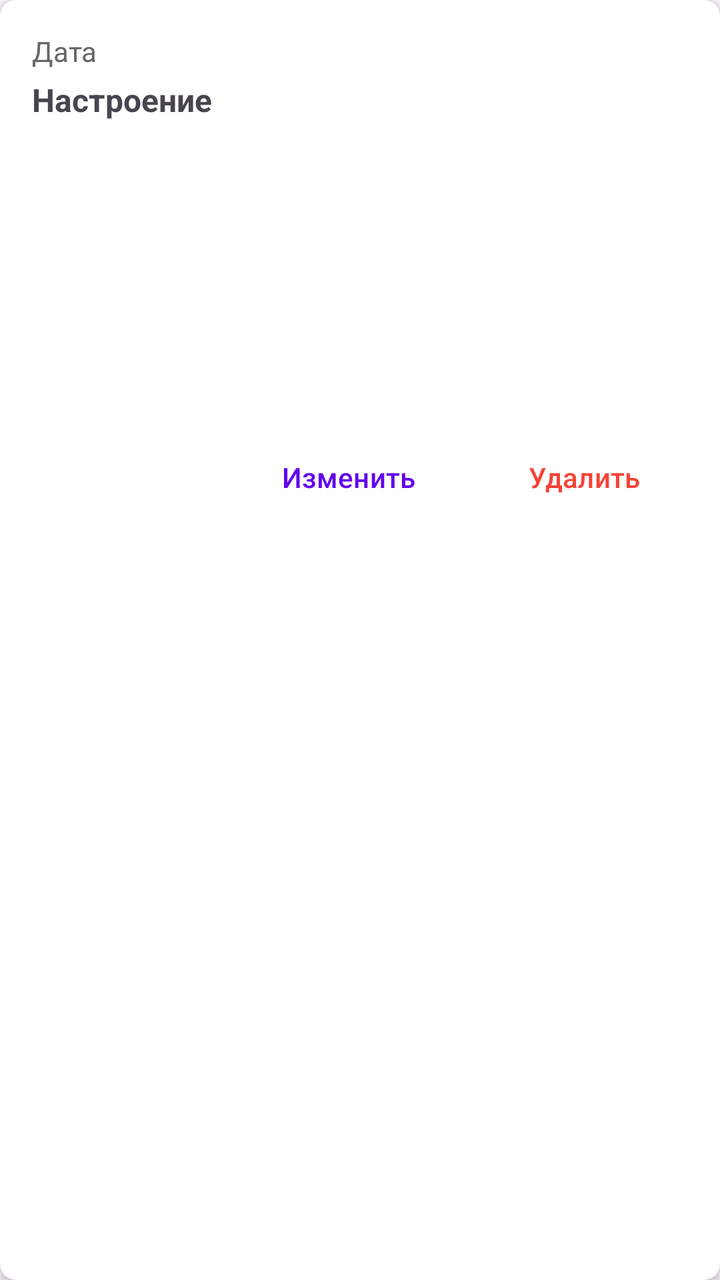
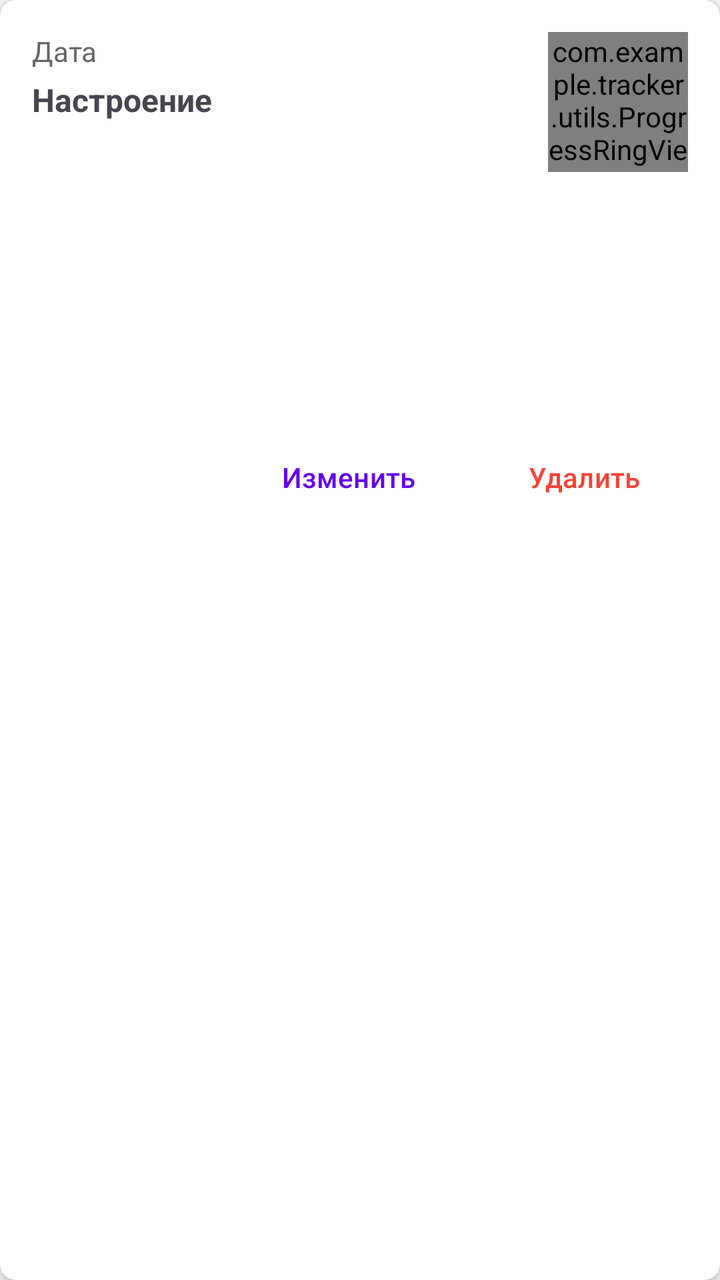

Screens rendered from an Android XML layout before and after an edit, with the pre-edit source and the edit as a unified diff.
<!-- AndroidManifest.xml: application theme Theme.Tracker -->
<!-- res/layout/item_record.xml -->
<?xml version="1.0" encoding="utf-8"?>
<androidx.cardview.widget.CardView xmlns:android="http://schemas.android.com/apk/res/android"
    xmlns:app="http://schemas.android.com/apk/res-auto"
    android:layout_width="match_parent"
    android:layout_height="wrap_content"
    android:layout_margin="8dp"
    app:cardCornerRadius="8dp"
    app:cardElevation="4dp">

    <LinearLayout
        android:layout_width="match_parent"
        android:layout_height="wrap_content"
        android:orientation="vertical"
        android:padding="16dp">

        <TextView
            android:id="@+id/tvDate"
            android:layout_width="wrap_content"
            android:layout_height="wrap_content"
            android:text="Дата"
            android:textSize="14sp"
            android:textColor="#666666" />

        <TextView
            android:id="@+id/tvMood"
            android:layout_width="wrap_content"
            android:layout_height="wrap_content"
            android:text="Настроение"
            android:textSize="16sp"
            android:textStyle="bold"
            android:layout_marginTop="4dp" />

        <TextView
            android:id="@+id/tvCraving"
            android:layout_width="wrap_content"
            android:layout_height="wrap_content"
            android:textSize="14sp"
            android:layout_marginTop="4dp" />

        <TextView
            android:id="@+id/tvWellBeing"
            android:layout_width="wrap_content"
            android:layout_height="wrap_content"
            android:textSize="14sp"
            android:layout_marginTop="4dp" />

        <TextView
            android:id="@+id/tvAmount"
            android:layout_width="wrap_content"
            android:layout_height="wrap_content"
            android:textSize="14sp"
            android:layout_marginTop="4dp" />

        <TextView
            android:id="@+id/tvSleep"
            android:layout_width="wrap_content"
            android:layout_height="wrap_content"
            android:textSize="14sp"
            android:layout_marginTop="4dp" />

        <TextView
            android:id="@+id/tvActivity"
            android:layout_width="wrap_content"
            android:layout_height="wrap_content"
            android:textSize="14sp"
            android:layout_marginTop="4dp" />

        <TextView
            android:id="@+id/tvNotes"
            android:layout_width="wrap_content"
            android:layout_height="wrap_content"
            android:textSize="14sp"
            android:layout_marginTop="8dp" />

        <LinearLayout
            android:layout_width="match_parent"
            android:layout_height="wrap_content"
            android:orientation="horizontal"
            android:gravity="end"
            android:layout_marginTop="12dp">

            <Button
                android:id="@+id/btnEdit"
                android:layout_width="wrap_content"
                android:layout_height="wrap_content"
                android:text="Изменить"
                android:textColor="#6200EE"
                android:background="?attr/selectableItemBackground"
                android:textSize="14sp" />

            <Button
                android:id="@+id/btnDelete"
                android:layout_width="wrap_content"
                android:layout_height="wrap_content"
                android:text="Удалить"
                android:textColor="#F44336"
                android:background="?attr/selectableItemBackground"
                android:textSize="14sp"
                android:layout_marginStart="8dp"/>
        </LinearLayout>
    </LinearLayout>
</androidx.cardview.widget.CardView>
<!-- resources referenced by this layout -->
<resources>
  <style name="Theme.Tracker" parent="Base.Theme.Tracker" />
  <style name="Base.Theme.Tracker" parent="Theme.Material3.DayNight.NoActionBar">
          
          
      </style>
</resources>

<!-- the commit's change to res/layout/item_record.xml (unified diff, before → after) -->
@@ -7,10 +7,9 @@
     app:cardCornerRadius="8dp"
     app:cardElevation="4dp">
 
-    <LinearLayout
+    <androidx.constraintlayout.widget.ConstraintLayout
         android:layout_width="match_parent"
         android:layout_height="wrap_content"
-        android:orientation="vertical"
         android:padding="16dp">
 
         <TextView
@@ -19,65 +18,106 @@
             android:layout_height="wrap_content"
             android:text="Дата"
             android:textSize="14sp"
-            android:textColor="#666666" />
+            android:textColor="#666666"
+            app:layout_constraintStart_toStartOf="parent"
+            app:layout_constraintTop_toTopOf="parent" />
+
+        
+        <com.example.tracker.utils.ProgressRingView
+            android:id="@+id/ringRecord"
+            android:layout_width="70dp"
+            android:layout_height="70dp"
+            app:layout_constraintEnd_toEndOf="parent"
+            app:layout_constraintTop_toTopOf="parent" />
 
         <TextView
             android:id="@+id/tvMood"
-            android:layout_width="wrap_content"
+            android:layout_width="0dp"
             android:layout_height="wrap_content"
             android:text="Настроение"
             android:textSize="16sp"
             android:textStyle="bold"
-            android:layout_marginTop="4dp" />
+            android:layout_marginTop="4dp"
+            android:layout_marginEnd="8dp"
+            app:layout_constraintStart_toStartOf="parent"
+            app:layout_constraintEnd_toStartOf="@id/ringRecord"
+            app:layout_constraintTop_toBottomOf="@id/tvDate" />
 
-        <TextView
-            android:id="@+id/tvCraving"
-            android:layout_width="wrap_content"
+        
+        <LinearLayout
+            android:id="@+id/layoutDetails"
+            android:layout_width="0dp"
             android:layout_height="wrap_content"
-            android:textSize="14sp"
-            android:layout_marginTop="4dp" />
+            android:orientation="vertical"
+            android:layout_marginEnd="8dp"
+            app:layout_constraintStart_toStartOf="parent"
+            app:layout_constraintEnd_toStartOf="@id/ringRecord"
+            app:layout_constraintTop_toBottomOf="@id/tvMood">
 
-        <TextView
-            android:id="@+id/tvWellBeing"
-            android:layout_width="wrap_content"
-            android:layout_height="wrap_content"
-            android:textSize="14sp"
-            android:layout_marginTop="4dp" />
+            <TextView
+                android:id="@+id/tvCraving"
+                android:layout_width="wrap_content"
+                android:layout_height="wrap_content"
+                android:textSize="14sp"
+                android:layout_marginTop="4dp" />
 
-        <TextView
-            android:id="@+id/tvAmount"
-            android:layout_width="wrap_content"
-            android:layout_height="wrap_content"
-            android:textSize="14sp"
-            android:layout_marginTop="4dp" />
+            <TextView
+                android:id="@+id/tvWellBeing"
+                android:layout_width="wrap_content"
+                android:layout_height="wrap_content"
+                android:textSize="14sp"
+                android:layout_marginTop="4dp" />
 
-        <TextView
-            android:id="@+id/tvSleep"
-            android:layout_width="wrap_content"
-            android:layout_height="wrap_content"
-            android:textSize="14sp"
-            android:layout_marginTop="4dp" />
+            <TextView
+                android:id="@+id/tvAmount"
+                android:layout_width="wrap_content"
+                android:layout_height="wrap_content"
+                android:textSize="14sp"
+                android:layout_marginTop="4dp" />
 
-        <TextView
-            android:id="@+id/tvActivity"
-            android:layout_width="wrap_content"
-            android:layout_height="wrap_content"
-            android:textSize="14sp"
-            android:layout_marginTop="4dp" />
+            <TextView
+                android:id="@+id/tvSleep"
+                android:layout_width="wrap_content"
+                android:layout_height="wrap_content"
+                android:textSize="14sp"
+                android:layout_marginTop="4dp" />
 
-        <TextView
-            android:id="@+id/tvNotes"
-            android:layout_width="wrap_content"
-            android:layout_height="wrap_content"
-            android:textSize="14sp"
-            android:layout_marginTop="8dp" />
+            <TextView
+                android:id="@+id/tvActivity"
+                android:layout_width="wrap_content"
+                android:layout_height="wrap_content"
+                android:textSize="14sp"
+                android:layout_marginTop="4dp" />
 
+            <TextView
+                android:id="@+id/tvNotes"
+                android:layout_width="wrap_content"
+                android:layout_height="wrap_content"
+                android:textSize="14sp"
+                android:layout_marginTop="8dp" />
+        </LinearLayout>
+
+        
+        <ImageView
+            android:id="@+id/ivRecordPhoto"
+            android:layout_width="0dp"
+            android:layout_height="150dp"
+            android:scaleType="centerCrop"
+            android:layout_marginTop="8dp"
+            android:visibility="gone"
+            app:layout_constraintStart_toStartOf="parent"
+            app:layout_constraintEnd_toEndOf="parent"
+            app:layout_constraintTop_toBottomOf="@id/layoutDetails" />
+
+        
         <LinearLayout
             android:layout_width="match_parent"
             android:layout_height="wrap_content"
             android:orientation="horizontal"
             android:gravity="end"
-            android:layout_marginTop="12dp">
+            android:layout_marginTop="12dp"
+            app:layout_constraintTop_toBottomOf="@id/ivRecordPhoto"
+            app:layout_constraintBottom_toBottomOf="parent">
 
             <Button
                 android:id="@+id/btnEdit"
@@ -98,5 +138,6 @@
                 android:textSize="14sp"
                 android:layout_marginStart="8dp"/>
         </LinearLayout>
-    </LinearLayout>
+
+    </androidx.constraintlayout.widget.ConstraintLayout>
 </androidx.cardview.widget.CardView>
